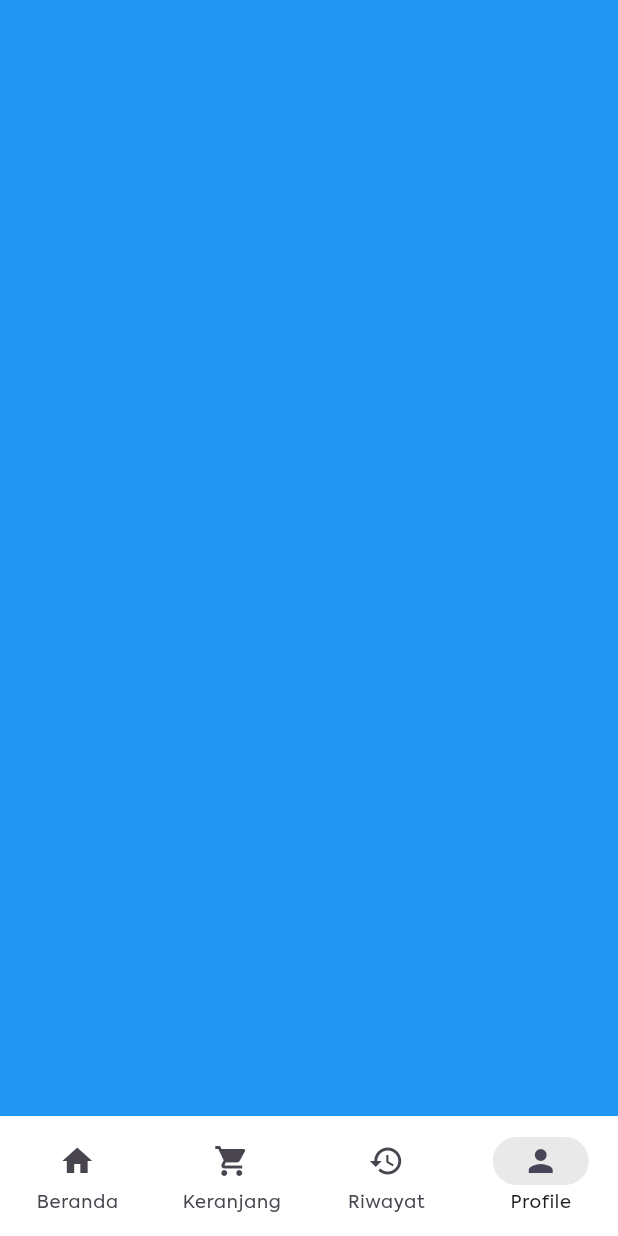
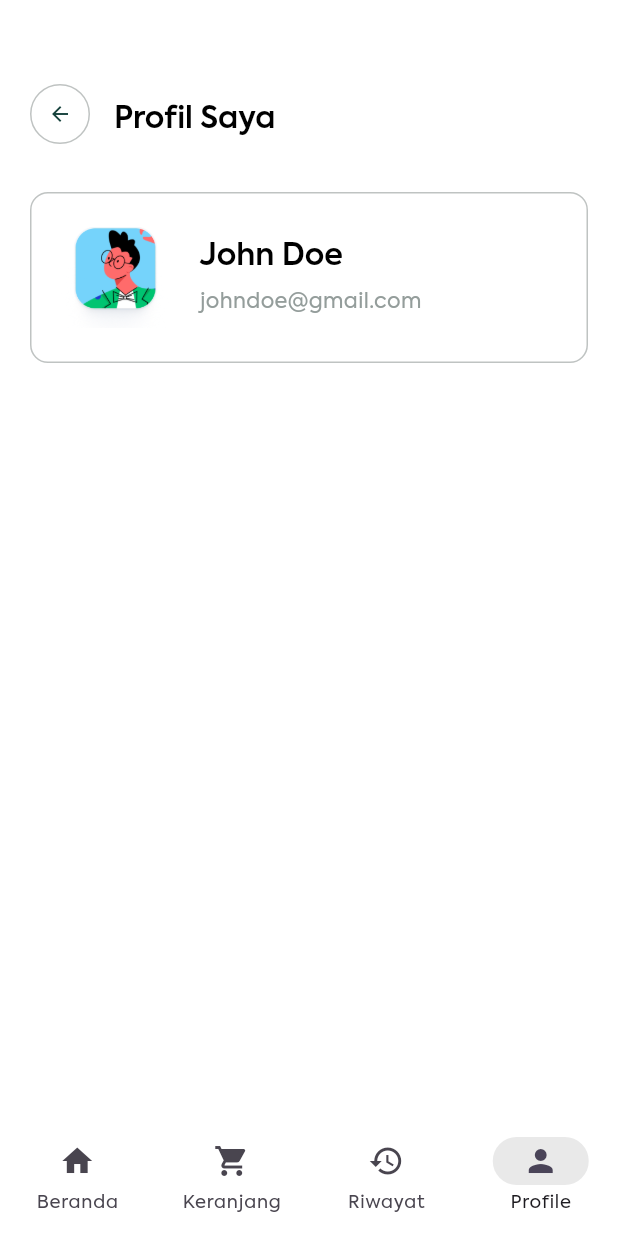
Before and after one commit to Ambi-Andiswar/Segarku-AplikasiPemesananBuahDanSayur-, a Flutter app: the NavigationMenu screen opened directly, item 4 of the bottom bar chosen, on a phone screen of 412 x 824 dp. Run offline on Flutter 3.47's test engine with Material 3 defaults, Android fonts, the phone set to English and light mode, and no system bars; our stand-ins replace get, get_storage, iconsax, logger, smooth_page_indicator; accounts and stored records are empty.

Commit message:
master: membuat page setting

```diff
--- /dev/null
+++ b/lib/features/personalization/screens/settings/settings.dart
@@ -0,0 +1,120 @@
+import 'package:flutter/material.dart';
+import 'package:segarku/utils/constants/size.dart';
+import 'package:get/get.dart';
+import 'package:segarku/features/authentication/screens/signup/signup.dart';
+import 'package:segarku/utils/constants/colors.dart';
+import '../../../../../utils/constants/text_strings.dart';
+import 'package:segarku/common/styles/spacing_style.dart';
+
+class SettingsScreen extends StatelessWidget {
+  const SettingsScreen({super.key});
+
+  @override
+  Widget build(BuildContext context) {
+    final bool dark = context.isDarkMode;
+    return Scaffold(
+      body: SingleChildScrollView(
+        child: Padding(
+          padding: SSpacingStyle.paddingWithAppBarHeight,
+          child: Column(
+            children: [
+              // Back button
+              Row(
+                children: [
+                  Container(
+                    height: 40,
+                    width: 40,
+                    decoration: BoxDecoration(
+                      color: dark ? Colors.black : SColors.white,
+                      borderRadius: BorderRadius.circular(50),
+                      border: Border.all(
+                        color: SColors.blackSoap300,
+                        width: 1,
+                      ),
+                    ),
+                    child: IconButton(
+                      onPressed: () {
+                        Get.to(() => const SignUpScreen());
+                      },
+                      icon: Icon(
+                        Icons.arrow_back,
+                        size: 16,
+                        color: dark ? SColors.white : SColors.blackSoap500,
+                      ),
+                    ),
+                  ),
+                  const SizedBox(width: 16),
+                  Padding(
+                    padding: const EdgeInsets.only(top: 8.0),
+                    child: Text(
+                      STexts.settings,
+                      style: Theme.of(context).textTheme.titleLarge?.copyWith(
+                            fontWeight: FontWeight.w600,
+                          ),
+                    ),
+                  ),
+                ],
+              ),
+              const SizedBox(height: SSizes.spaceBtwSections2),
+
+              Container(
+                padding: const EdgeInsets.all(SSizes.md),
+                decoration: BoxDecoration(
+                  color: dark ? SColors.black : SColors.white,
+                  borderRadius: BorderRadius.circular(SSizes.cardRadiusMd),
+                  border: Border.all(
+                    color: SColors.blackSoap300,
+                    width: 1,
+                  ),
+                ),
+                child: Row(
+                  children: [
+                    // Profile Image
+                    Image.asset(
+                      'assets/images/Settings/profile.png',
+                      width: 80,
+                      height: 80,
+                    ),
+
+                    const SizedBox(width: SSizes.spaceBtwItems),
+
+                    // Name & Email
+                    Expanded(
+                      child: Column(
+                        crossAxisAlignment: CrossAxisAlignment.start,
+                        mainAxisAlignment: MainAxisAlignment.center,
+                        children: [
+                          Text(
+                            'John Doe',
+                            style: Theme.of(context)
+                                .textTheme
+                                .titleLarge
+                                ?.copyWith(
+                                  fontWeight: FontWeight.w600,
+                                ),
+                          ),
+                          const SizedBox(height: SSizes.sm),
+                          Text(
+                            'johndoe@gmail.com',
+                            style: Theme.of(context)
+                                .textTheme
+                                .bodyMedium
+                                ?.copyWith(
+                                  color: dark
+                                      ? SColors.white
+                                      : SColors.blackSoap400,
+                                ),
+                          ),
+                        ],
+                      ),
+                    ),
+                  ],
+                ),
+              ),
+            ],
+          ),
+        ),
+      ),
+    );
+  }
+}
--- a/lib/navigation_menu.dart
+++ b/lib/navigation_menu.dart
@@ -1,6 +1,7 @@
 import 'package:flutter/material.dart';
 import 'package:get/get.dart';
 import 'features/shop/screens/home/home.dart';
+import 'features/personalization/screens/settings/settings.dart';
 import 'package:segarku/utils/helpers/helper_functions.dart';
 import 'package:segarku/utils/constants/colors.dart';
 
@@ -45,6 +46,6 @@
     const HomeScreen(),
     Container(color: Colors.purple),
     Container(color: Colors.orange),
-    Container(color: Colors.blue)
+    const SettingsScreen(),
   ];
 }
--- a/lib/utils/constants/image_strings.dart
+++ b/lib/utils/constants/image_strings.dart
@@ -15,4 +15,7 @@
 
   // Welcome Image
   static const String welcomeImage = "assets/images/onboarding/onboarding3.png";
+
+  // Settings
+  static const String settingsProfile = "assets/images/Settings/profile.png";
 }
--- a/lib/utils/constants/text_strings.dart
+++ b/lib/utils/constants/text_strings.dart
@@ -93,6 +93,8 @@
   static const String privacyPolicy = "kebijakan Privasi Kami";
   static const String and = "serta";
 
+  // Settings
+  static const String settings = "Profil Saya";
   static const String newPassword = "Password Baru";
   static const String userName = "Nama Pengguna";
   static const String phoneNumber = "Nomor Telepon";
--- a/pubspec.yaml
+++ b/pubspec.yaml
@@ -55,6 +55,7 @@
   - assets/images/
   - assets/images/onboarding/
   - assets/logos/
+  - assets/images/Settings/
 
 #------------------- LOCAL FONTS -------------------#
   fonts:
```
Also changed, not shown: assets/images/Settings/profile.png (added).
